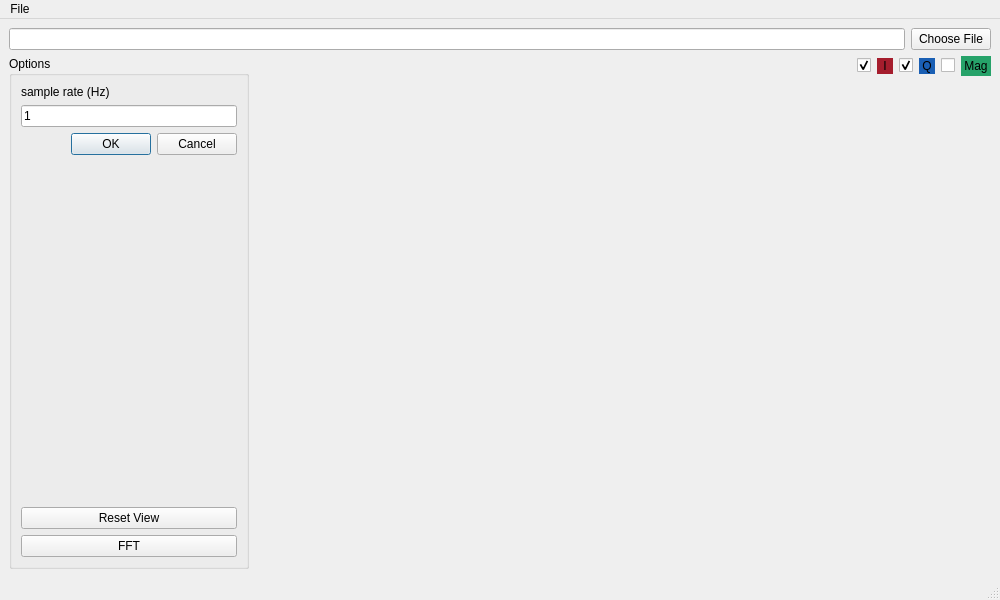
This is ui/mainwindow.ui in clysto/sigviewer as Qt 5 draws it before an edit. The edited form follows.
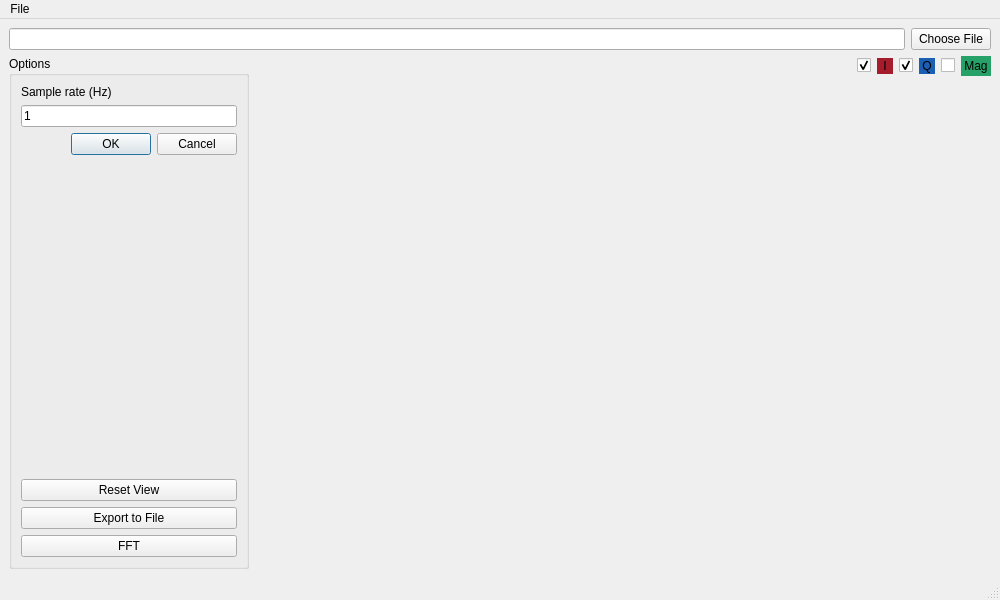
This is the edited form. Custom widgets are drawn as their Qt base class.

Commit message: add export to file feature

Diff of the .ui file:
```diff
--- a/ui/mainwindow.ui
+++ b/ui/mainwindow.ui
@@ -62,7 +62,7 @@
          <item>
           <widget class="QLabel" name="label">
            <property name="text">
-            <string>sample rate (Hz)</string>
+            <string>Sample rate (Hz)</string>
            </property>
           </widget>
          </item>
@@ -100,6 +100,13 @@
            </property>
           </widget>
          </item>
+         <item>
+          <widget class="QPushButton" name="pushButton">
+           <property name="text">
+            <string>Export to File</string>
+           </property>
+          </widget>
+         </item>
          <item>
           <widget class="QPushButton" name="fftButton">
            <property name="text">
```
Left out of the diff: 21 changed lines with no effect on the pictures. The commit also changes 9 other files.
